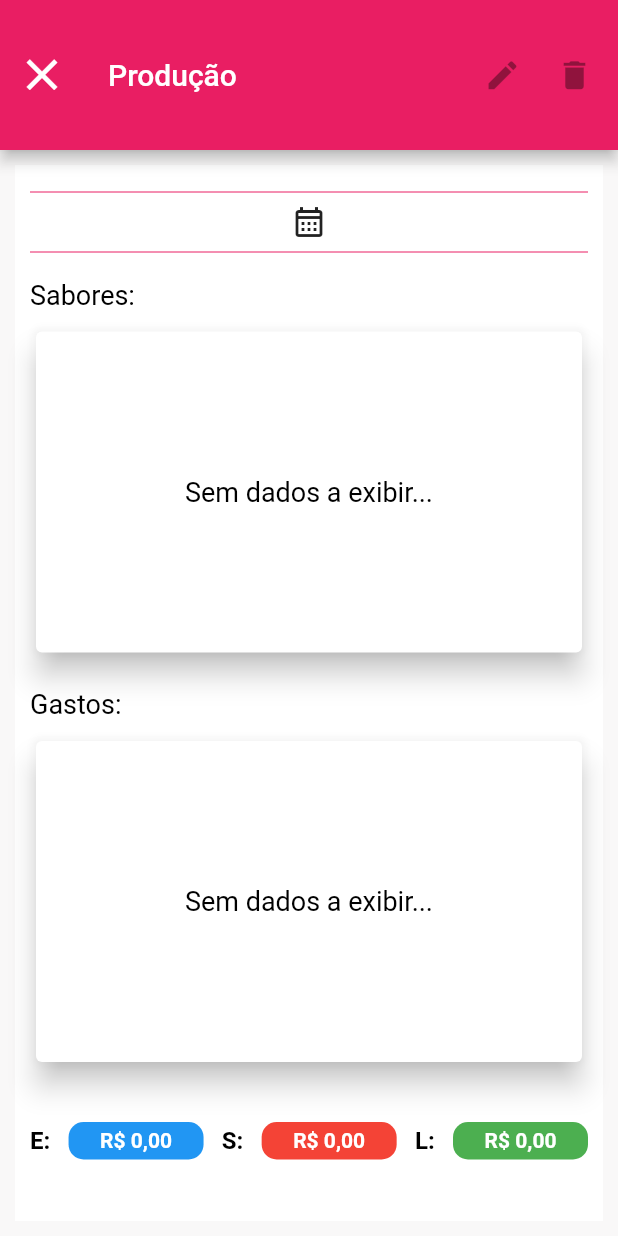
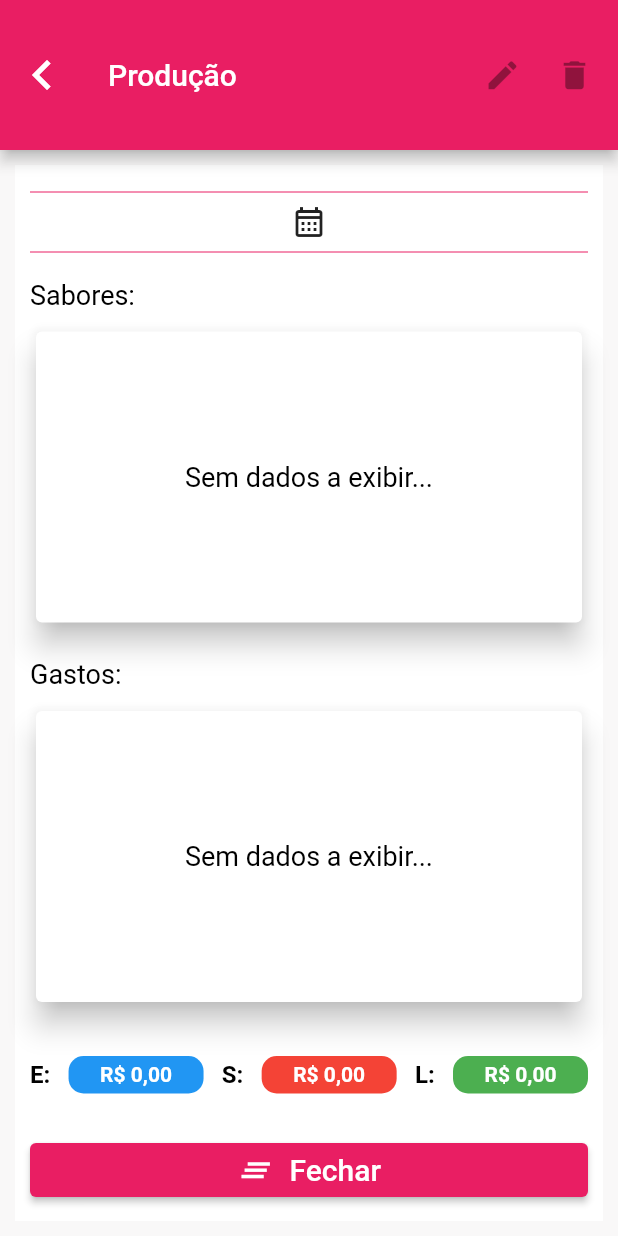
Before and after one commit to Jo-Analyst/app-good-taste, a Flutter app: the ProductionDetailsPage screen opened directly with empty values, on a phone screen of 412 x 824 dp. Run offline on Flutter 3.47's test engine with Material 2 defaults, Android fonts, the phone set to English and light mode, and no system bars; our stand-ins replace flutter_slidable, font_awesome_flutter, loading_animation_widget, permission_handler, share, sqflite; accounts and stored records are empty.

Commit message:
Implementado o botão de fechar

```diff
--- a/lib/app/pages/all_productions_page.dart
+++ b/lib/app/pages/all_productions_page.dart
@@ -86,8 +86,8 @@ class _AllProductionsPageState extends State<AllProductionsPage> {
             child: IconButton(
               onPressed: () => closeScreen(),
               icon: const Icon(
-                Icons.close,
-                size: 35,
+                Icons.keyboard_arrow_left,
+                size: 40,
               ),
             ),
           ),
--- a/lib/app/pages/feedstock_list_page.dart
+++ b/lib/app/pages/feedstock_list_page.dart
@@ -205,8 +205,8 @@ class _FeedstockListPageState extends State<FeedstockListPage> {
             Navigator.of(context).pop();
           },
           icon: const Icon(
-            Icons.close,
-            size: 35,
+            Icons.keyboard_arrow_left,
+            size: 40,
           ),
         ),
       ),
--- a/lib/app/pages/product_form_page.dart
+++ b/lib/app/pages/product_form_page.dart
@@ -190,8 +190,8 @@ class _ProductFormPageState extends State<ProductFormPage> {
               });
             },
             icon: const Icon(
-              Icons.close,
-              size: 35,
+              Icons.keyboard_arrow_left,
+              size: 40,
             ),
           ),
           actions: [
--- a/lib/app/pages/production_details_list_page.dart
+++ b/lib/app/pages/production_details_list_page.dart
@@ -139,8 +139,8 @@ class _ProductionDetailsListPage extends State<ProductionDetailsListPage> {
           leading: IconButton(
             onPressed: () => Navigator.of(context).pop(result),
             icon: const Icon(
-              Icons.close,
-              size: 35,
+              Icons.keyboard_arrow_left,
+              size: 40,
             ),
           ),
           actions: [
--- a/lib/app/pages/production_details_page.dart
+++ b/lib/app/pages/production_details_page.dart
@@ -1,3 +1,4 @@
+import 'package:app_good_taste/app/pages/good_taste_page.dart';
 import 'package:app_good_taste/app/pages/production_page.dart';
 import 'package:app_good_taste/app/utils/dialog.dart';
 import 'package:app_good_taste/app/utils/loading.dart';
@@ -189,8 +190,8 @@ class _ProductionDetailsPageState extends State<ProductionDetailsPage> {
           toolbarHeight: 100,
           leading: IconButton(
             icon: const Icon(
-              Icons.close,
-              size: 35,
+              Icons.keyboard_arrow_left,
+              size: 40,
             ),
             onPressed: () => closeScreen(),
           ),
@@ -304,7 +305,7 @@ class _ProductionDetailsPageState extends State<ProductionDetailsPage> {
                       ),
                       const SizedBox(height: 10),
                       SizedBox(
-                        height: MediaQuery.of(context).size.height / 2 - 190,
+                        height: MediaQuery.of(context).size.height / 2 - 210,
                         width: double.infinity,
                         child: Card(
                           elevation: 8,
@@ -340,7 +341,7 @@ class _ProductionDetailsPageState extends State<ProductionDetailsPage> {
                                                       : Colors.grey.shade200;
 
                                               return InkWell(
-                                                onLongPress: () {
+                                                onTap: () {
                                                   selectedItemFlavor(index);
                                                 },
                                                 child: Container(
@@ -458,7 +459,7 @@ class _ProductionDetailsPageState extends State<ProductionDetailsPage> {
                       ),
                       const SizedBox(height: 10),
                       SizedBox(
-                        height: MediaQuery.of(context).size.height / 2 - 190,
+                        height: MediaQuery.of(context).size.height / 2 - 210,
                         width: double.infinity,
                         child: Card(
                           elevation: 8,
@@ -545,6 +546,8 @@ class _ProductionDetailsPageState extends State<ProductionDetailsPage> {
                       ),
                       const SizedBox(height: 5),
                       Expanded(
+                        child: Container(
+                          margin: const EdgeInsets.symmetric(vertical: 10),
                           child: Row(
                             mainAxisAlignment: MainAxisAlignment.spaceBetween,
                             children: [
@@ -635,6 +638,31 @@ class _ProductionDetailsPageState extends State<ProductionDetailsPage> {
                             ],
                           ),
                         ),
+                      ),
+                      ElevatedButton(
+                        onPressed: () {
+                          Navigator.pushAndRemoveUntil(
+                            context,
+                            MaterialPageRoute(
+                                builder: (context) => const GoodTastePage()),
+                            (route) => false,
+                          );
+                        },
+                        child: const Row(
+                          mainAxisAlignment: MainAxisAlignment.center,
+                          children: [
+                            Icon(
+                              Icons.clear_all_sharp,
+                              size: 25,
+                            ),
+                            SizedBox(width: 10),
+                            Text(
+                              "Fechar",
+                              style: TextStyle(fontSize: 20),
+                            ),
+                          ],
+                        ),
+                      )
                     ],
                   ),
                 ),
--- a/lib/app/pages/production_page.dart
+++ b/lib/app/pages/production_page.dart
@@ -363,8 +363,8 @@ class _ProductionPageState extends State<ProductionPage> {
           leading: IconButton(
             onPressed: () => closeScreen(),
             icon: const Icon(
-              Icons.close,
-              size: 35,
+              Icons.keyboard_arrow_left,
+              size: 40,
             ),
           ),
           toolbarHeight: 100,
--- a/lib/app/pages/setting_page.dart
+++ b/lib/app/pages/setting_page.dart
@@ -1,4 +1,5 @@
 import 'package:flutter/material.dart';
+
 class SettingPage extends StatefulWidget {
   const SettingPage({super.key});
 
@@ -18,7 +19,7 @@ class _SettingPageState extends State<SettingPage> {
         );
       }
       return const Icon(
-        Icons.close,
+        Icons.keyboard_arrow_left,
         color: Color.fromARGB(255, 209, 207, 207),
       );
     },
```
Also changed, not shown: lib/app/pages/list_page.dart (+8 -19 lines), pubspec.lock. Lines whose indentation alone changed are shown as unchanged.
